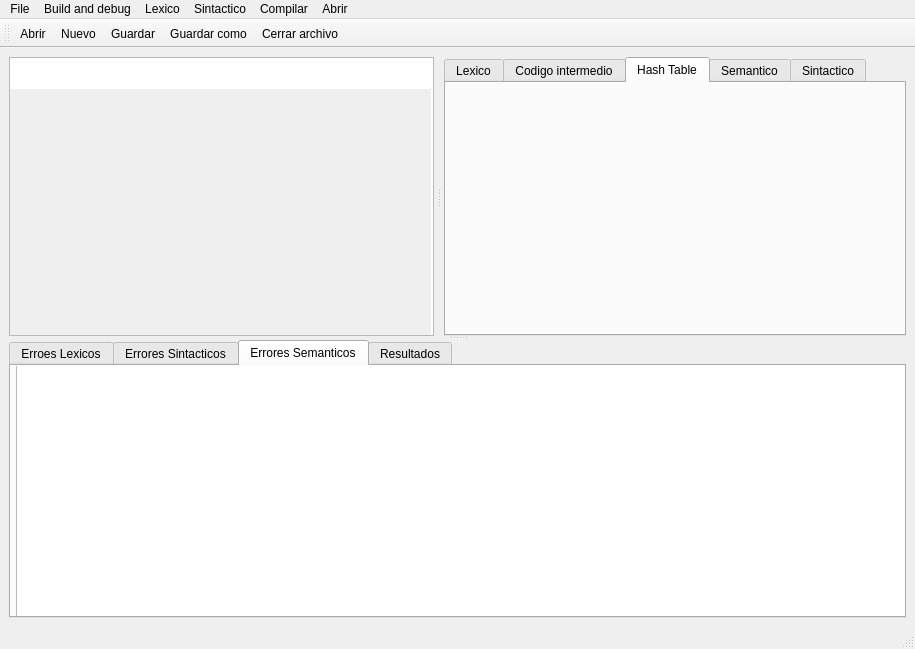
Above: src/ide/untitled.ui from Dianaqwert/CompilerProyect before the change. Below: the same form after it.
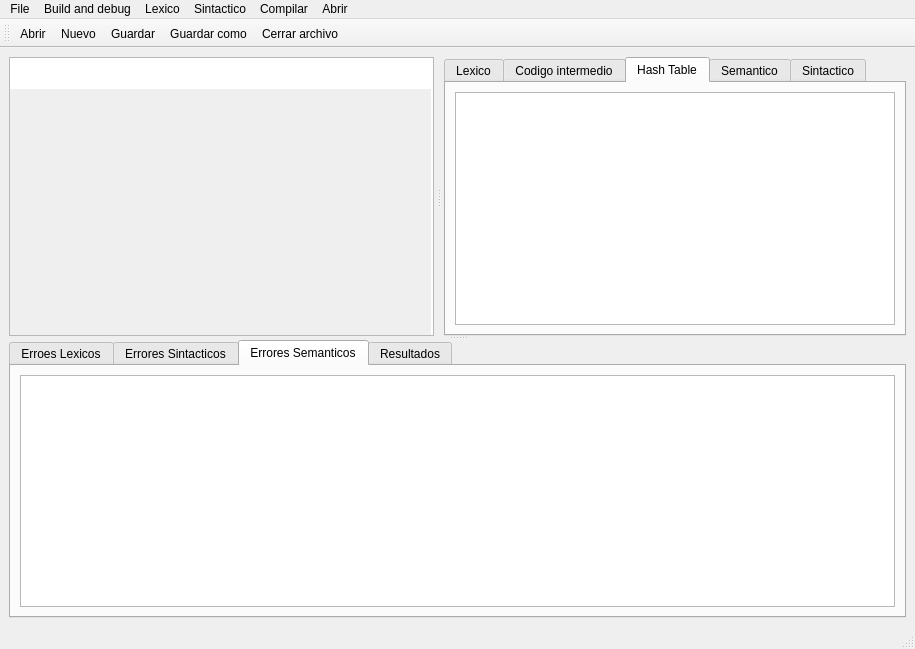
That is the form after the change. The open tabs and pages were chosen to show the change. Icons and pictures are not drawn.

What changed in the file:
```diff
--- a/src/ide/untitled.ui
+++ b/src/ide/untitled.ui
@@ -92,6 +92,11 @@
          <attribute name="title">
           <string>Hash Table</string>
          </attribute>
+         <layout class="QVBoxLayout" name="verticalLayout_4">
+          <item>
+           <widget class="QTableWidget" name="tablaSimbolos"/>
+          </item>
+         </layout>
         </widget>
         <widget class="QWidget" name="semantico">
          <attribute name="title">
@@ -161,16 +166,11 @@
         <attribute name="title">
          <string>Errores Semanticos</string>
         </attribute>
-        <widget class="QTableWidget" name="tablaErroresSemanticos">
-         <property name="geometry">
-          <rect>
-           <x>5</x>
-           <y>-19</y>
-           <width>891</width>
-           <height>291</height>
-          </rect>
-         </property>
-        </widget>
+        <layout class="QVBoxLayout" name="verticalLayout_3">
+         <item>
+          <widget class="QTableWidget" name="tablaErroresSemanticos"/>
+         </item>
+        </layout>
        </widget>
        <widget class="QWidget" name="Resultados">
         <attribute name="title">
```
Left out of the diff: 2 changed lines with no effect on the pictures.
